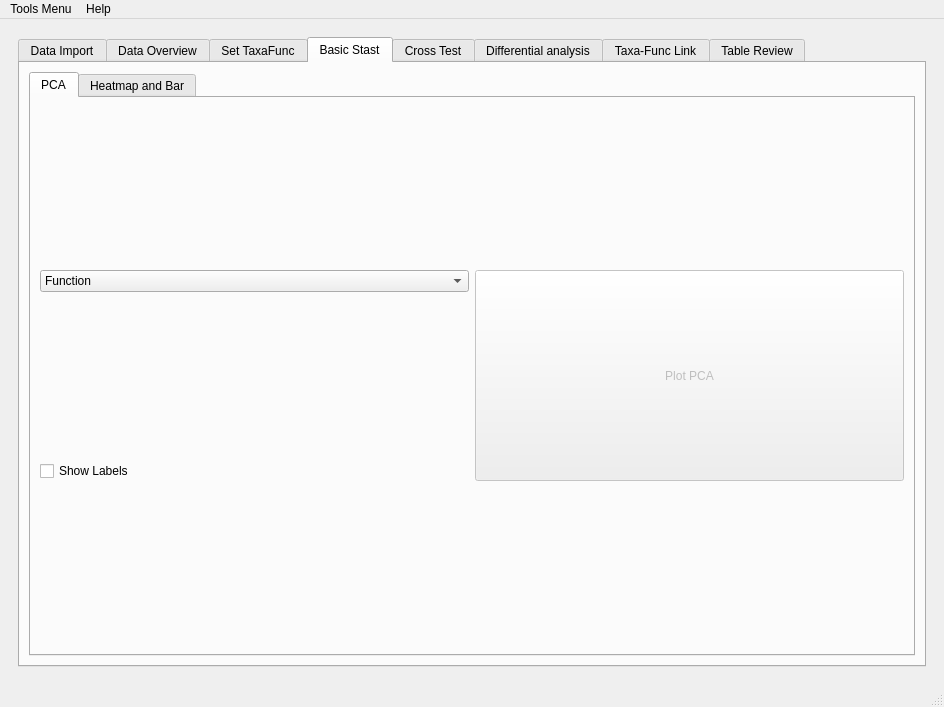
Before: the Qt Designer form utils/MetaX_GUI/MainWindow.ui in byemaxx/MetaX, drawn with Qt 5.
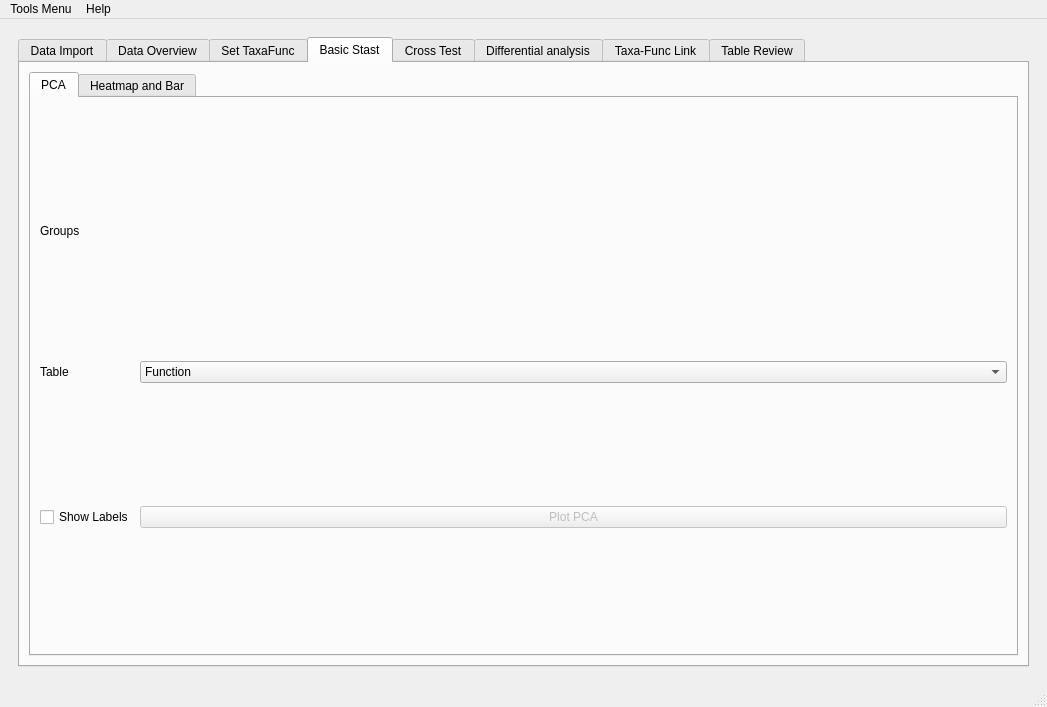
After: the same form once the commit is applied. The open tabs and pages were chosen to show the change.

Commit message: modified:   utils/GUI.py 	modified:   utils/MetaX_GUI/MainWindow.ui 	modified:   utils/taxaFuncPloter/basic_plot.py     add group selection of PCA

The edit to the form file:
```diff
--- a/utils/MetaX_GUI/MainWindow.ui
+++ b/utils/MetaX_GUI/MainWindow.ui
@@ -6,7 +6,7 @@
    <rect>
     <x>0</x>
     <y>0</y>
-    <width>944</width>
+    <width>1047</width>
     <height>707</height>
    </rect>
   </property>
@@ -696,7 +696,55 @@
                 <string>PCA</string>
                </attribute>
                <layout class="QGridLayout" name="gridLayout_26">
+                <item row="2" column="0">
+                 <widget class="QCheckBox" name="checkBox_pca_if_show_lable">
+                  <property name="sizePolicy">
+                   <sizepolicy hsizetype="Minimum" vsizetype="Fixed">
+                    <horstretch>0</horstretch>
+                    <verstretch>0</verstretch>
+                   </sizepolicy>
+                  </property>
+                  <property name="layoutDirection">
+                   <enum>Qt::LeftToRight</enum>
+                  </property>
+                  <property name="text">
+                   <string>Show Labels</string>
+                  </property>
+                 </widget>
+                </item>
                 <item row="0" column="0">
+                 <widget class="QLabel" name="label_69">
+                  <property name="sizePolicy">
+                   <sizepolicy hsizetype="Fixed" vsizetype="Fixed">
+                    <horstretch>0</horstretch>
+                    <verstretch>0</verstretch>
+                   </sizepolicy>
+                  </property>
+                  <property name="text">
+                   <string>Groups</string>
+                  </property>
+                 </widget>
+                </item>
+                <item row="0" column="1">
+                 <layout class="QVBoxLayout" name="verticalLayout_basic_pca"/>
+                </item>
+                <item row="2" column="1">
+                 <widget class="QPushButton" name="pushButton_plot_pca_sns">
+                  <property name="enabled">
+                   <bool>false</bool>
+                  </property>
+                  <property name="sizePolicy">
+                   <sizepolicy hsizetype="Preferred" vsizetype="Fixed">
+                    <horstretch>0</horstretch>
+                    <verstretch>0</verstretch>
+                   </sizepolicy>
+                  </property>
+                  <property name="text">
+                   <string>Plot PCA</string>
+                  </property>
+                 </widget>
+                </item>
+                <item row="1" column="1">
                  <widget class="QComboBox" name="comboBox_table4pca">
                   <property name="sizePolicy">
                    <sizepolicy hsizetype="Preferred" vsizetype="Fixed">
@@ -726,35 +774,10 @@
                   </item>
                  </widget>
                 </item>
-                <item row="0" column="1" rowspan="2">
-                 <widget class="QPushButton" name="pushButton_plot_pca_sns">
-                  <property name="enabled">
-                   <bool>false</bool>
-                  </property>
-                  <property name="sizePolicy">
-                   <sizepolicy hsizetype="Preferred" vsizetype="Preferred">
-                    <horstretch>0</horstretch>
-                    <verstretch>0</verstretch>
-                   </sizepolicy>
-                  </property>
-                  <property name="text">
-                   <string>Plot PCA</string>
-                  </property>
-                 </widget>
-                </item>
                 <item row="1" column="0">
-                 <widget class="QCheckBox" name="checkBox_pca_if_show_lable">
-                  <property name="sizePolicy">
-                   <sizepolicy hsizetype="Minimum" vsizetype="Fixed">
-                    <horstretch>0</horstretch>
-                    <verstretch>0</verstretch>
-                   </sizepolicy>
-                  </property>
-                  <property name="layoutDirection">
-                   <enum>Qt::LeftToRight</enum>
-                  </property>
+                 <widget class="QLabel" name="label_70">
                   <property name="text">
-                   <string>Show Labels</string>
+                   <string>Table</string>
                   </property>
                  </widget>
                 </item>
@@ -3217,8 +3240,8 @@
     <rect>
      <x>0</x>
      <y>0</y>
-     <width>944</width>
-     <height>21</height>
+     <width>1047</width>
+     <height>26</height>
     </rect>
    </property>
    <widget class="QMenu" name="menuTools">
```
Left out of the diff: 8 changed lines with no effect on the pictures. The commit also changes 5 other files.
